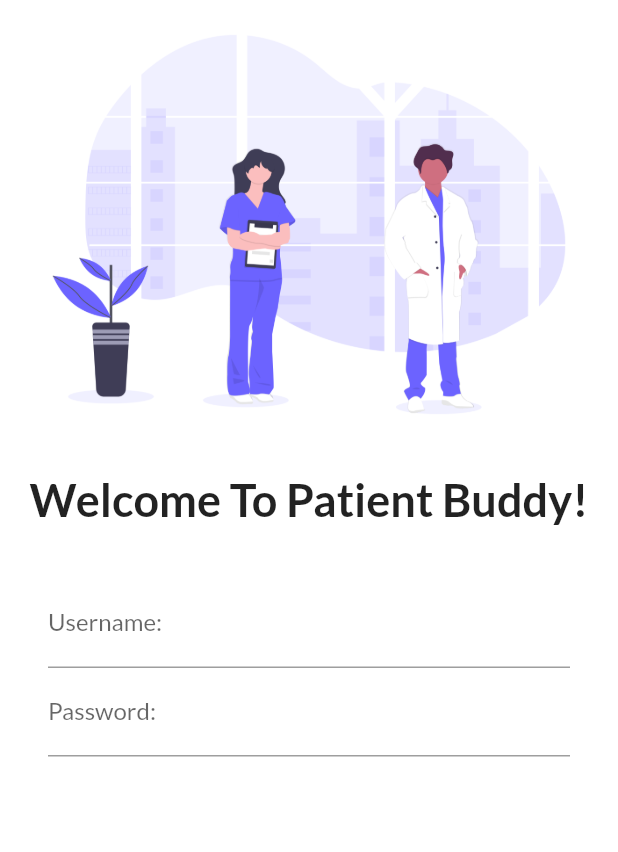
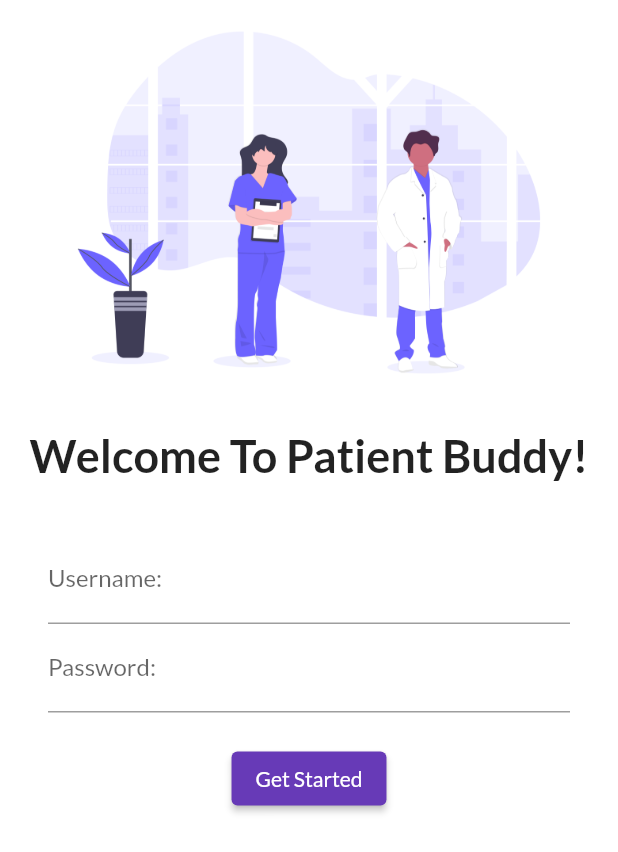
Before and after one commit to arslanone/flutter_application_1, a Flutter app: the screen it shows after launch, on a phone screen of 412 x 824 dp. Shown: the top 852 px of the screen. Run offline on Flutter 3.47's test engine with Material 2 defaults, Android fonts, the phone set to English and light mode, and no system bars; our stand-ins replace google_fonts; missing offline and left inert: dart:html.

Commit message:
Button added

```diff
--- a/lib/pages/login.dart
+++ b/lib/pages/login.dart
@@ -16,6 +16,7 @@
 import 'dart:html';
 
 import 'package:flutter/material.dart';
+import 'package:flutter_application_1/pages/home.dart';
 
 class LoginPage extends StatelessWidget {
   const LoginPage({Key? key}) : super(key: key);
@@ -24,10 +25,12 @@ class LoginPage extends StatelessWidget {
   Widget build(BuildContext context) {
     return Material(
         color: Colors.white,
+        child: SingleChildScrollView(
           child: Column(
             children: [
               Image.asset(
                 "assets/images/loginpic.png",
+                height: 270,
                 fit: BoxFit.cover,
               ),
               SizedBox(
@@ -44,8 +47,8 @@ class LoginPage extends StatelessWidget {
                 height: 20.0,
               ),
               Padding(
-            padding:
-                const EdgeInsets.symmetric(vertical: 16.0, horizontal: 32.0),
+                padding: const EdgeInsets.symmetric(
+                    vertical: 16.0, horizontal: 32.0),
                 child: Column(
                   children: [
                     TextFormField(
@@ -54,14 +57,30 @@ class LoginPage extends StatelessWidget {
                           labelText: "Username:"),
                     ),
                     TextFormField(
+                      obscureText: true,
                       decoration: InputDecoration(
-                      hintText: "Enter Your Password:", labelText: "Password:"),
+                          hintText: "Enter Your Password:",
+                          labelText: "Password:"),
                     ),
+                    SizedBox(
+                      height: 20.0,
+                    ),
+                    ElevatedButton(
+                      onPressed: () {
+                        // ignore: avoid_print
+                        // print("Welcome To Patient Buddy Mobile App!");
+                        Navigator.push(
+                            context,
+                            MaterialPageRoute(
+                                builder: (context) => HomePage()));
+                      },
+                      child: Text("Get Started"),
+                    )
                   ],
                 ),
               )
             ],
           ),
-    );
+        ));
   }
 }
```
Lines whose indentation alone changed are shown as unchanged.
